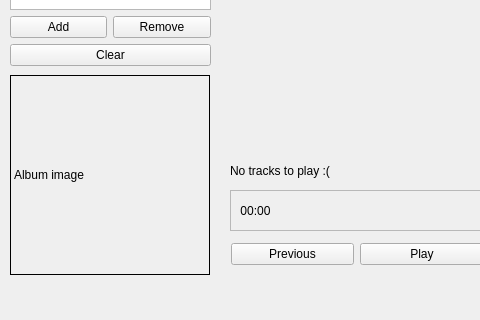
Qt form musicplayer.ui (kvasoedd/musicplayer_kursovichok) before a commit; both pictures show x 0 to 480 and y 245 to 565 of the 909 by 565 pixel window.
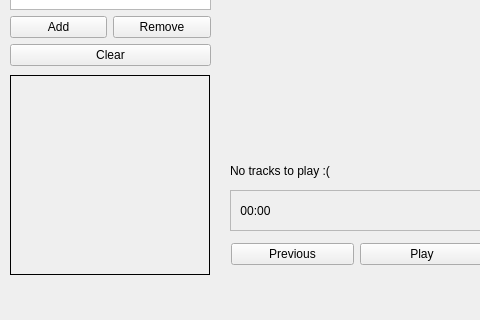
The same form after that commit.

Patch:
```diff
--- a/musicplayer.ui
+++ b/musicplayer.ui
@@ -244,7 +244,10 @@
      <enum>QFrame::Shape::Box</enum>
     </property>
     <property name="text">
-     <string>Album image</string>
+     <string notr="true"/>
+    </property>
+    <property name="scaledContents">
+     <bool>true</bool>
     </property>
    </widget>
   </widget>
```
Left out of the diff: 2 changed lines with no effect on the pictures.
